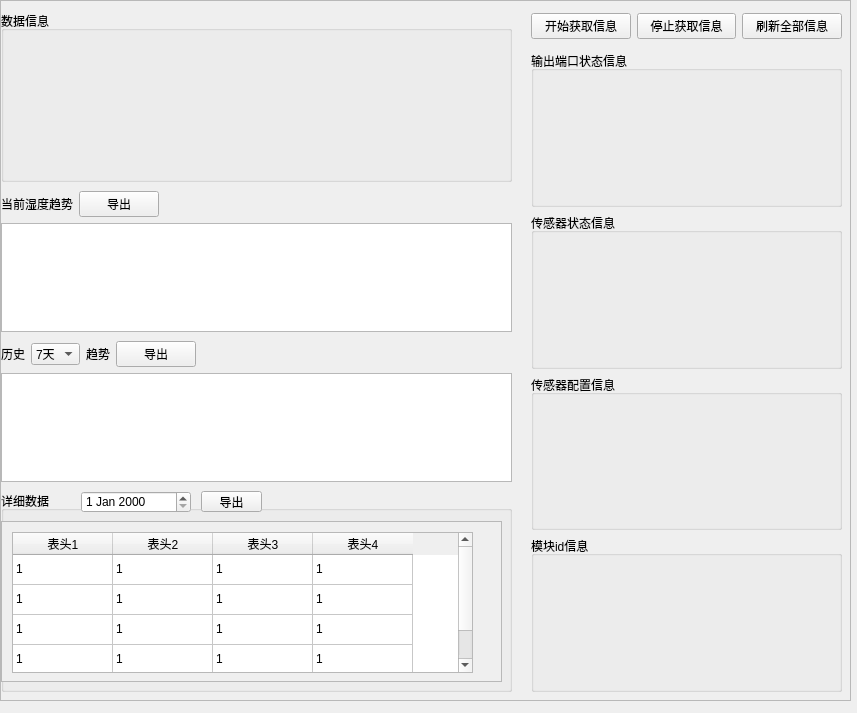
The window that ui/customize_ui/tab/tab2_tab2.ui (2950067210dqy/pyqt6_project) describes before a commit, drawn with Qt 5.
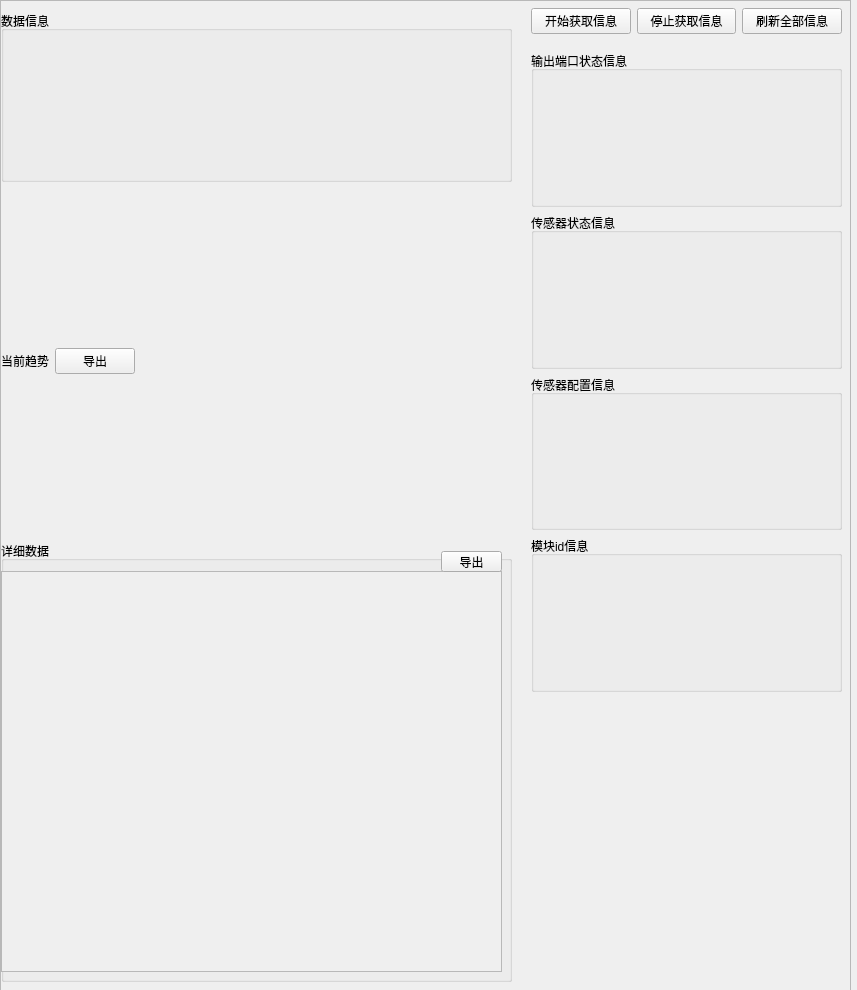
The same window after the commit.

Commit message: 3.4.7  折线图完成，还有一点bug，创建表格table

Diff of the .ui file:
```diff
--- a/ui/customize_ui/tab/tab2_tab2.ui
+++ b/ui/customize_ui/tab/tab2_tab2.ui
@@ -7,7 +7,7 @@
     <x>0</x>
     <y>0</y>
     <width>857</width>
-    <height>713</height>
+    <height>990</height>
    </rect>
   </property>
   <property name="windowTitle">
@@ -19,7 +19,7 @@
      <x>0</x>
      <y>0</y>
      <width>851</width>
-     <height>701</height>
+     <height>991</height>
     </rect>
    </property>
    <layout class="QVBoxLayout" name="tab_2_layout">
@@ -34,7 +34,7 @@
          <x>0</x>
          <y>0</y>
          <width>847</width>
-         <height>697</height>
+         <height>987</height>
         </rect>
        </property>
        <widget class="QWidget" name="verticalLayoutWidget_5">
@@ -56,99 +56,13 @@
          </item>
         </layout>
        </widget>
-       <widget class="QWidget" name="verticalLayoutWidget_7">
-        <property name="geometry">
-         <rect>
-          <x>0</x>
-          <y>340</y>
-          <width>511</width>
-          <height>141</height>
-         </rect>
-        </property>
-        <layout class="QVBoxLayout" name="verticalLayout">
-         <property name="topMargin">
-          <number>0</number>
-         </property>
-         <item>
-          <layout class="QHBoxLayout" name="horizontalLayout_5">
-           <item>
-            <widget class="QLabel" name="history_label1_2">
-             <property name="text">
-              <string>历史</string>
-             </property>
-            </widget>
-           </item>
-           <item>
-            <widget class="QComboBox" name="history_combox_2">
-             <item>
-              <property name="text">
-               <string>7天</string>
-              </property>
-             </item>
-             <item>
-              <property name="text">
-               <string>3天</string>
-              </property>
-             </item>
-             <item>
-              <property name="text">
-               <string>1天</string>
-              </property>
-             </item>
-            </widget>
-           </item>
-           <item>
-            <widget class="QLabel" name="history_label2_2">
-             <property name="text">
-              <string>趋势</string>
-             </property>
-            </widget>
-           </item>
-           <item>
-            <widget class="QPushButton" name="export_history_btn_2">
-             <property name="text">
-              <string>导出</string>
-             </property>
-            </widget>
-           </item>
-           <item>
-            <spacer name="horizontalSpacer">
-             <property name="orientation">
-              <enum>Qt::Horizontal</enum>
-             </property>
-             <property name="sizeType">
-              <enum>QSizePolicy::Expanding</enum>
-             </property>
-             <property name="sizeHint" stdset="0">
-              <size>
-               <width>40</width>
-               <height>20</height>
-              </size>
-             </property>
-            </spacer>
-           </item>
-          </layout>
-         </item>
-         <item>
-          <layout class="QHBoxLayout" name="horizontalLayout_4">
-           <item>
-            <widget class="QGraphicsView" name="history_charts_2">
-             <property name="styleSheet">
-              <string notr="true"/>
-             </property>
-            </widget>
-           </item>
-          </layout>
-         </item>
-        </layout>
-       </widget>
        <widget class="QWidget" name="verticalLayoutWidget_8">
         <property name="geometry">
          <rect>
           <x>0</x>
-          <y>490</y>
+          <y>540</y>
           <width>511</width>
-          <height>201</height>
+          <height>441</height>
          </rect>
         </property>
         <layout class="QVBoxLayout" name="verticalLayout_2">
@@ -169,7 +83,7 @@
               <x>0</x>
               <y>30</y>
               <width>501</width>
-              <height>161</height>
+              <height>401</height>
              </rect>
             </property>
             <property name="widgetResizable">
@@ -181,177 +95,16 @@
                <x>0</x>
                <y>0</y>
                <width>499</width>
-               <height>159</height>
+               <height>399</height>
               </rect>
              </property>
-             <widget class="QTableWidget" name="detaildata_table_2">
-              <property name="geometry">
-               <rect>
-                <x>10</x>
-                <y>10</y>
-                <width>461</width>
-                <height>141</height>
-               </rect>
-              </property>
-              <property name="styleSheet">
-               <string notr="true"/>
-              </property>
-              <property name="selectionMode">
-               <enum>QAbstractItemView::NoSelection</enum>
-              </property>
-              <property name="selectionBehavior">
-               <enum>QAbstractItemView::SelectItems</enum>
-              </property>
-              <property name="sortingEnabled">
-               <bool>true</bool>
-              </property>
-              <attribute name="horizontalHeaderVisible">
-               <bool>true</bool>
-              </attribute>
-              <attribute name="horizontalHeaderHighlightSections">
-               <bool>true</bool>
-              </attribute>
-              <attribute name="verticalHeaderVisible">
-               <bool>false</bool>
-              </attribute>
-              <row>
-               <property name="text">
-                <string/>
-               </property>
-              </row>
-              <row>
-               <property name="text">
-                <string/>
-               </property>
-              </row>
-              <row>
-               <property name="text">
-                <string/>
-               </property>
-              </row>
-              <row>
-               <property name="text">
-                <string/>
-               </property>
-              </row>
-              <column>
-               <property name="text">
-                <string>表头1</string>
-               </property>
-              </column>
-              <column>
-               <property name="text">
-                <string>表头2</string>
-               </property>
-              </column>
-              <column>
-               <property name="text">
-                <string>表头3</string>
-               </property>
-              </column>
-              <column>
-               <property name="text">
-                <string>表头4</string>
-               </property>
-              </column>
-              <item row="0" column="0">
-               <property name="text">
-                <string>1</string>
-               </property>
-              </item>
-              <item row="0" column="1">
-               <property name="text">
-                <string>1</string>
-               </property>
-              </item>
-              <item row="0" column="2">
-               <property name="text">
-                <string>1</string>
-               </property>
-              </item>
-              <item row="0" column="3">
-               <property name="text">
-                <string>1</string>
-               </property>
-              </item>
-              <item row="1" column="0">
-               <property name="text">
-                <string>1</string>
-               </property>
-              </item>
-              <item row="1" column="1">
-               <property name="text">
-                <string>1</string>
-               </property>
-              </item>
-              <item row="1" column="2">
-               <property name="text">
-                <string>1</string>
-               </property>
-              </item>
-              <item row="1" column="3">
-               <property name="text">
-                <string>1</string>
-               </property>
-              </item>
-              <item row="2" column="0">
-               <property name="text">
-                <string>1</string>
-               </property>
-              </item>
-              <item row="2" column="1">
-               <property name="text">
-                <string>1</string>
-               </property>
-              </item>
-              <item row="2" column="2">
-               <property name="text">
-                <string>1</string>
-               </property>
-              </item>
-              <item row="2" column="3">
-               <property name="text">
-                <string>1</string>
-               </property>
-              </item>
-              <item row="3" column="0">
-               <property name="text">
-                <string>1</string>
-               </property>
-              </item>
-              <item row="3" column="1">
-               <property name="text">
-                <string>1</string>
-               </property>
-              </item>
-              <item row="3" column="2">
-               <property name="text">
-                <string>1</string>
-               </property>
-              </item>
-              <item row="3" column="3">
-               <property name="text">
-                <string>1</string>
-               </property>
-              </item>
-             </widget>
             </widget>
            </widget>
-           <widget class="QDateEdit" name="detaildata_dateEdit_2">
-            <property name="geometry">
-             <rect>
-              <x>80</x>
-              <y>0</y>
-              <width>110</width>
-              <height>22</height>
-             </rect>
-            </property>
-           </widget>
            <widget class="QPushButton" name="export_detaildata_btn_2">
             <property name="geometry">
              <rect>
-              <x>200</x>
-              <y>0</y>
+              <x>440</x>
+              <y>10</y>
               <width>61</width>
               <height>21</height>
              </rect>
@@ -370,7 +123,7 @@
           <x>0</x>
           <y>190</y>
           <width>511</width>
-          <height>141</height>
+          <height>341</height>
          </rect>
         </property>
         <layout class="QVBoxLayout" name="verticalLayout_3">
@@ -382,7 +135,7 @@
            <item>
             <widget class="QLabel" name="nowdata_trend_label">
              <property name="text">
-              <string>当前湿度趋势</string>
+              <string>当前趋势</string>
              </property>
             </widget>
            </item>
@@ -409,15 +162,7 @@
           </layout>
          </item>
          <item>
-          <layout class="QHBoxLayout" name="horizontalLayout_2">
-           <item>
-            <widget class="QGraphicsView" name="nowdata_trend_charts">
-             <property name="styleSheet">
-              <string notr="true"/>
-             </property>
-            </widget>
-           </item>
-          </layout>
+          <layout class="QHBoxLayout" name="now_data_layout"/>
          </item>
         </layout>
        </widget>
@@ -489,7 +234,7 @@
           <x>530</x>
           <y>0</y>
           <width>311</width>
-          <height>51</height>
+          <height>41</height>
          </rect>
         </property>
         <layout class="QHBoxLayout" name="horizontalLayout">
```
Left out of the diff: 2 changed lines with no effect on the pictures. The commit also changes 25 other files.
